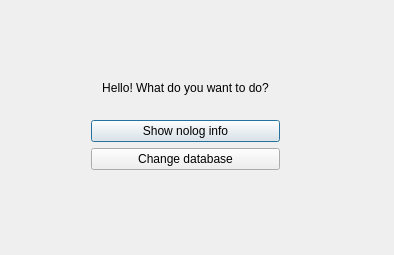
This is 181-351-Okunev-2sim/Lab1 log and pas/menu.ui in Steper2000/181-351-okunev as Qt 5 draws it before an edit. The edited form follows.
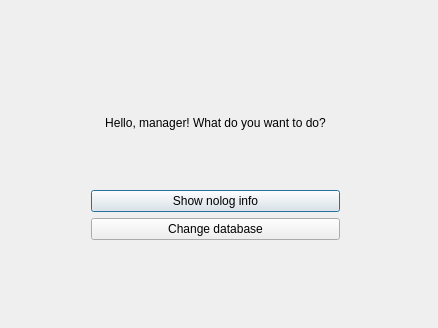
This is the edited form.

Diff of the .ui file:
```diff
--- a/181-351-Okunev-2sim/Lab1 log and pas/menu.ui
+++ b/181-351-Okunev-2sim/Lab1 log and pas/menu.ui
@@ -6,8 +6,8 @@
    <rect>
     <x>0</x>
     <y>0</y>
-    <width>394</width>
-    <height>255</height>
+    <width>438</width>
+    <height>328</height>
    </rect>
   </property>
   <property name="windowTitle">
@@ -18,8 +18,8 @@
     <rect>
      <x>80</x>
      <y>50</y>
-     <width>211</width>
-     <height>131</height>
+     <width>271</width>
+     <height>201</height>
     </rect>
    </property>
    <layout class="QVBoxLayout" name="verticalLayout">
@@ -35,7 +35,7 @@
        <number>0</number>
       </property>
       <property name="text">
-       <string>Hello! What do you want to do?</string>
+       <string>Hello, manager! What do you want to do?</string>
       </property>
       <property name="textFormat">
        <enum>Qt::AutoText</enum>
@@ -63,12 +63,6 @@
       <property name="text">
        <string>Change database</string>
       </property>
-      <property name="iconSize">
-       <size>
-        <width>20</width>
-        <height>20</height>
-       </size>
-      </property>
      </widget>
     </item>
    </layout>
```
Left out of the diff: 2 changed lines with no effect on the pictures.
